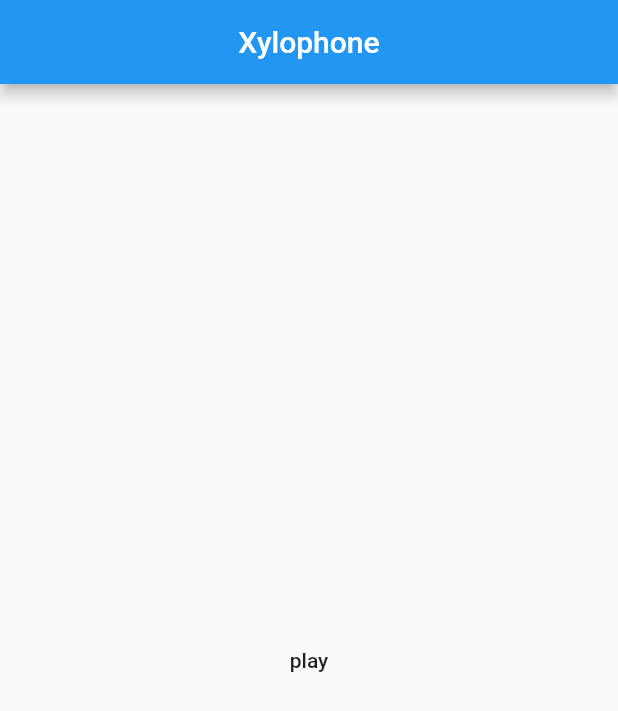
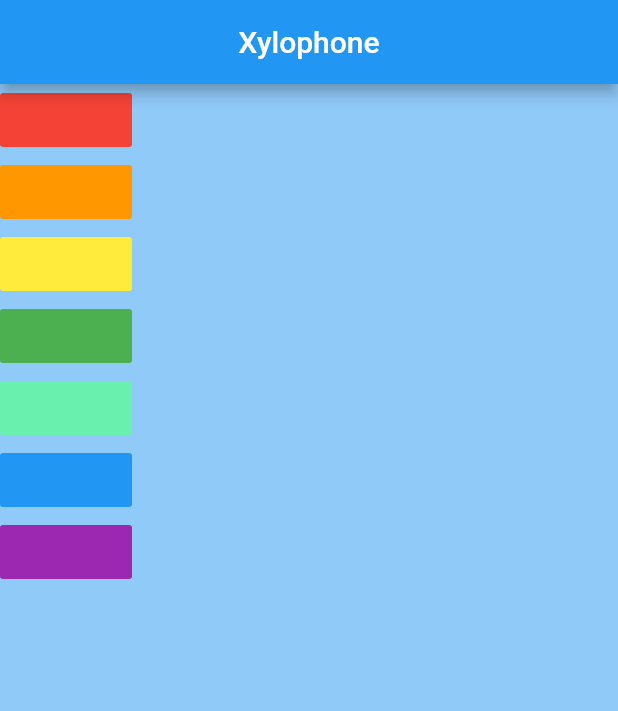
Before and after one commit to sadiqmmm/xylophone_app, a Flutter app: the screen it shows after launch, on a phone screen of 412 x 824 dp. Shown: the top 711 px of the screen. Run offline on Flutter 3.47's test engine with Material 2 defaults, Android fonts, the light colour scheme and no system bars; our stand-ins replace audioplayers.

Commit message:
Add the flatbuttons with play function:

```diff
--- a/lib/main.dart
+++ b/lib/main.dart
@@ -1,5 +1,4 @@
 import 'package:flutter/material.dart';
-import 'package:audioplayers/audioplayers.dart';
 import 'package:audioplayers/audio_cache.dart';
 
 void main() {
@@ -24,20 +23,71 @@ class MyXylophone extends StatefulWidget {
 class _MyXylophoneState extends State<MyXylophone> {
   final player = AudioCache();
 
+  void playSound(int soundNumber) {
+    player.play("note$soundNumber.wav");
+  }
+
   @override
   Widget build(BuildContext context) {
     return Scaffold(
+      backgroundColor: Colors.blue[200],
       appBar: AppBar(
+        backgroundColor: Colors.blue,
         title: Text("Xylophone"),
         centerTitle: true,
       ),
-      body: Center(
-        child: FlatButton(
-          onPressed: () {
-            player.play("note1.wav");
-          },
-          child: Text("play"),
-        ),
+      body: Column(
+        children: <Widget>[
+          FlatButton(
+            child: null,
+            color: Colors.red,
+            onPressed: () {
+              playSound(1);
+            },
+          ),
+          FlatButton(
+            child: null,
+            color: Colors.orange,
+            onPressed: () {
+              playSound(2);
+            },
+          ),
+          FlatButton(
+            child: null,
+            color: Colors.yellow,
+            onPressed: () {
+              playSound(3);
+            },
+          ),
+          FlatButton(
+            child: null,
+            color: Colors.green,
+            onPressed: () {
+              playSound(4);
+            },
+          ),
+          FlatButton(
+            child: null,
+            color: Colors.greenAccent,
+            onPressed: () {
+              playSound(5);
+            },
+          ),
+          FlatButton(
+            child: null,
+            color: Colors.blue,
+            onPressed: () {
+              playSound(6);
+            },
+          ),
+          FlatButton(
+            child: null,
+            color: Colors.purple,
+            onPressed: () {
+              playSound(7);
+            },
+          ),
+        ],
       ),
     );
   }
```
